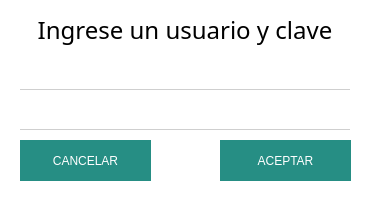
Above: Proyecto/programa/ventanas/layout/login.ui from yosoyfunes/python before the change. Below: the same form after it.
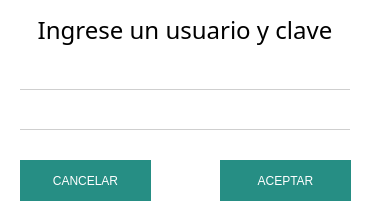
That is the form after the change.

The edit to the form file:
```diff
--- a/Proyecto/programa/ventanas/layout/login.ui
+++ b/Proyecto/programa/ventanas/layout/login.ui
@@ -10,7 +10,7 @@
     <x>0</x>
     <y>0</y>
     <width>380</width>
-    <height>200</height>
+    <height>220</height>
    </rect>
   </property>
   <property name="sizePolicy">
@@ -22,13 +22,13 @@
   <property name="minimumSize">
    <size>
     <width>380</width>
-    <height>200</height>
+    <height>220</height>
    </size>
   </property>
   <property name="maximumSize">
    <size>
     <width>380</width>
-    <height>200</height>
+    <height>220</height>
    </size>
   </property>
   <property name="contextMenuPolicy">
@@ -99,7 +99,7 @@
    <property name="geometry">
     <rect>
      <x>220</x>
-     <y>140</y>
+     <y>160</y>
      <width>131</width>
      <height>41</height>
     </rect>
@@ -112,7 +112,7 @@
    <property name="geometry">
     <rect>
      <x>20</x>
-     <y>140</y>
+     <y>160</y>
      <width>131</width>
      <height>41</height>
     </rect>
```
